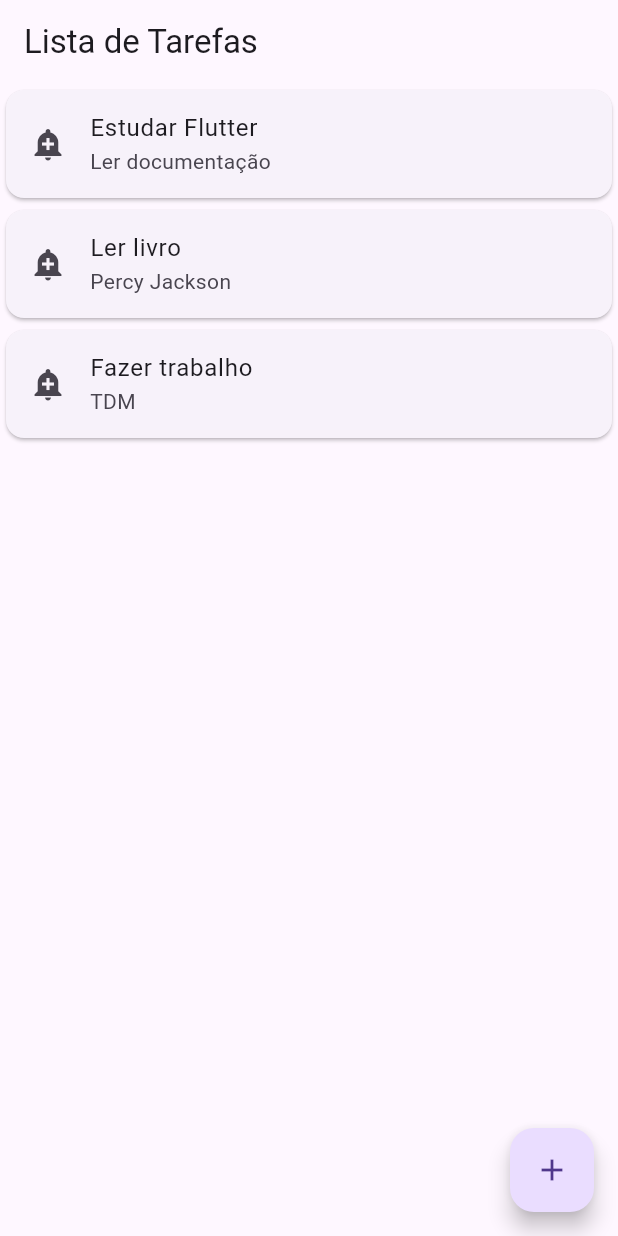
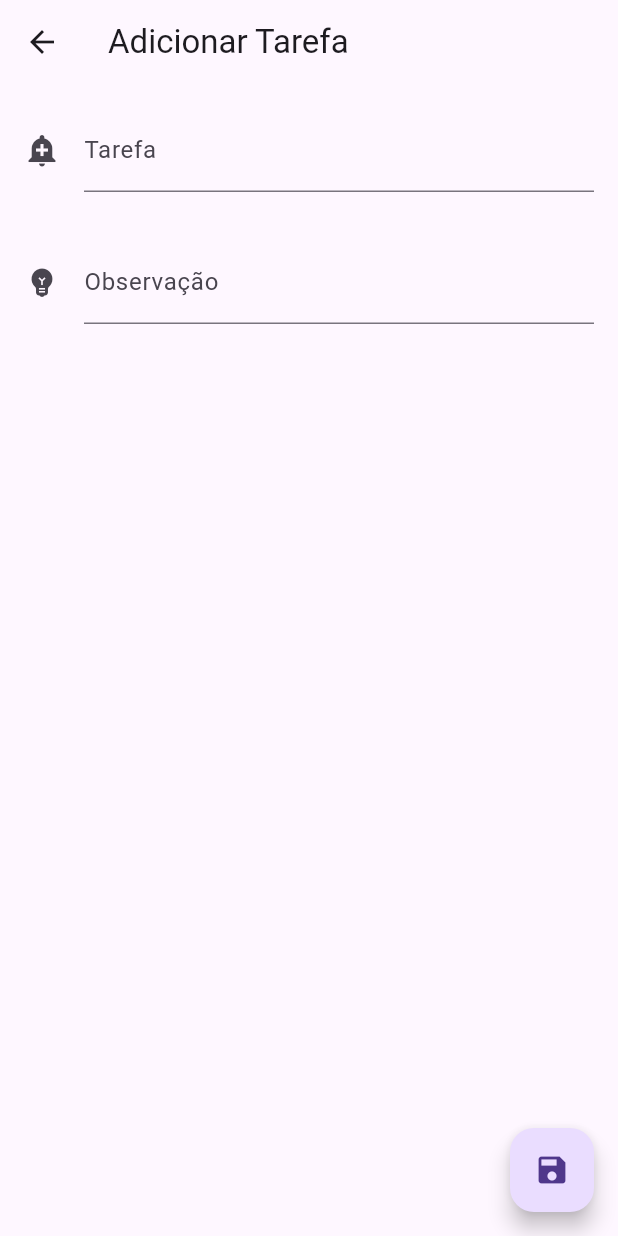
Before and after one commit to camilafbarcellos/flutter-todo, a Flutter app: the screen it shows after launch, after a tap on the "add" icon, on a phone screen of 412 x 824 dp. Run offline on Flutter 3.47's test engine with Material 3 defaults, Android fonts, the phone set to English and light mode, and no system bars.

Commit message:
feat: add form tarefa

```diff
--- a/lib/main.dart
+++ b/lib/main.dart
@@ -4,27 +4,15 @@ void main() {
   runApp(TarefaApp());
 }
 
-// material app da lista de tarefas
+// tela da lista de tarefas
 class TarefaApp extends StatelessWidget {
   @override
   Widget build(BuildContext context) {
     return MaterialApp( // widget pai do app com Material
-        home: Scaffold( // widget da página home
-          appBar: AppBar( // widget da barra superior
-            title: Text("Lista de Tarefas"), // título da página
-          ),
-          body: ListaTarefa(),
-          floatingActionButton: FloatingActionButton( // botão flutuante
-            onPressed: (){
-              print("Pressionou botão"); // print no terminal ao pressionar
-            },
-            child: Icon(Icons.add),
-          ),
-        )
+        home: ListaTarefa()
     );
     throw UnimplementedError();
   }
-
 }
 
 // objeto da tarefa
@@ -50,21 +38,71 @@ class ItemTarefa extends StatelessWidget { // widget estático
     );
     throw UnimplementedError();
   }
-
 }
 
 // lista de tarefas
 class ListaTarefa extends StatelessWidget {
   @override
   Widget build(BuildContext context) {
-    return Column( // lista das tarefas em uma coluna de cards
-      children: [
-        ItemTarefa((Tarefa("Estudar Flutter", "Ler documentação"))),
-        ItemTarefa((Tarefa("Ler livro", "Percy Jackson"))),
-        ItemTarefa((Tarefa("Fazer trabalho", "TDM"))),
-      ],
+    return Scaffold( // widget da página home
+      appBar: AppBar( // widget da barra superior
+        title: Text("Lista de Tarefas"), // título da página
+      ),
+      body: Column( // lista das tarefas em uma coluna de cards
+        children: [
+          ItemTarefa((Tarefa("Estudar Flutter", "Ler documentação"))),
+          ItemTarefa((Tarefa("Ler livro", "Percy Jackson"))),
+          ItemTarefa((Tarefa("Fazer trabalho", "TDM"))),
+        ],
+      ),
+      floatingActionButton: FloatingActionButton( // botão flutuante
+        onPressed: (){
+          print("Pressionou botão"); // print no terminal ao pressionar
+          // future indica o retorno futuro (ex.: alguma info da tarefa que será feita)
+          final Future future = Navigator.push(context, // push indica adicionar na pilha Navigator
+              MaterialPageRoute(builder: (context){ // gerenciador de rotas
+                return FormTarefa(); // abre FormTarefa na nova tela
+              }));
+        },
+        child: Icon(Icons.add),
+      ),
     );
     throw UnimplementedError();
   }
+}
 
+// tela do formulário
+class FormTarefa extends StatelessWidget {
+  @override
+  Widget build(BuildContext context) {
+    return Scaffold(
+      appBar: AppBar(title: Text("Adicionar Tarefa"),),
+      body: Column(
+        children: [
+          // adicionar espaçamento -> padding
+          Padding(padding: const EdgeInsets.all(16.0), // padding de 16pt em todos os lados
+              child: TextField(style: TextStyle(fontSize: 16.0),
+              decoration: InputDecoration(
+                icon: Icon(Icons.add_alert),
+                labelText: "Tarefa",
+                hintText: "Indique a tarefa"),),
+          ),
+          Padding(padding: const EdgeInsets.all(16.0), // padding de 16pt em todos os lados
+            child: TextField(style: TextStyle(fontSize: 16.0),
+              decoration: InputDecoration(
+                  icon: Icon(Icons.emoji_objects),
+                  labelText: "Observação",
+                  hintText: "Indique a observação da tarefa"),),
+          )
+        ],
+      ),
+      floatingActionButton: FloatingActionButton(
+        onPressed: (){
+
+        },
+        child: Icon(Icons.save),
+      ),
+    );
+    throw UnimplementedError();
+  }
 }
```
